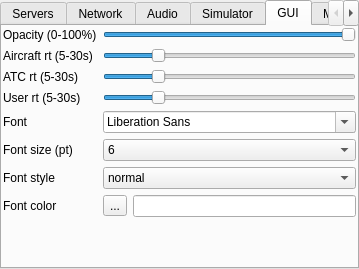
Above: src/blackgui/components/settingscomponent.ui from swift-project/pilotclient before the change. Below: the same form after it.
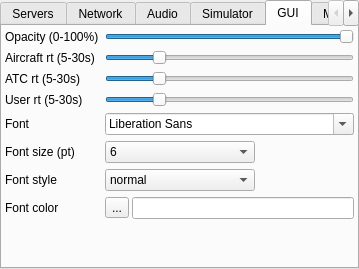
That is the form after the change. The open tabs and pages were chosen to show the change. Custom widgets are drawn as their Qt base class.

The edit to the form file:
```diff
--- a/src/blackgui/components/settingscomponent.ui
+++ b/src/blackgui/components/settingscomponent.ui
@@ -156,13 +156,13 @@
    </attribute>
    <layout class="QVBoxLayout" name="vl_SettingsGui">
     <property name="leftMargin">
-     <number>1</number>
+     <number>3</number>
     </property>
     <property name="topMargin">
-     <number>1</number>
+     <number>3</number>
     </property>
     <property name="rightMargin">
-     <number>1</number>
+     <number>3</number>
     </property>
     <property name="bottomMargin">
      <number>1</number>
@@ -182,7 +182,7 @@
       <item row="0" column="1">
        <widget class="QSlider" name="hs_SettingsGuiOpacity">
         <property name="sizePolicy">
-         <sizepolicy hsizetype="Expanding" vsizetype="Fixed">
+         <sizepolicy hsizetype="Preferred" vsizetype="Fixed">
           <horstretch>0</horstretch>
           <verstretch>0</verstretch>
          </sizepolicy>
@@ -214,7 +214,7 @@
       <item row="1" column="1">
        <widget class="QSlider" name="hs_SettingsGuiAircraftRefreshTime">
         <property name="sizePolicy">
-         <sizepolicy hsizetype="Expanding" vsizetype="Fixed">
+         <sizepolicy hsizetype="Preferred" vsizetype="Fixed">
           <horstretch>0</horstretch>
           <verstretch>0</verstretch>
          </sizepolicy>
@@ -255,7 +255,7 @@
       <item row="2" column="1">
        <widget class="QSlider" name="hs_SettingsGuiAtcRefreshTime">
         <property name="sizePolicy">
-         <sizepolicy hsizetype="Expanding" vsizetype="Fixed">
+         <sizepolicy hsizetype="Preferred" vsizetype="Fixed">
           <horstretch>0</horstretch>
           <verstretch>0</verstretch>
          </sizepolicy>
@@ -293,7 +293,7 @@
       <item row="3" column="1">
        <widget class="QSlider" name="hs_SettingsGuiUserRefreshTime">
         <property name="sizePolicy">
-         <sizepolicy hsizetype="Expanding" vsizetype="Fixed">
+         <sizepolicy hsizetype="Preferred" vsizetype="Fixed">
           <horstretch>0</horstretch>
           <verstretch>0</verstretch>
          </sizepolicy>
@@ -327,12 +327,6 @@
       </item>
       <item row="4" column="1">
        <widget class="QFontComboBox" name="cb_SettingsGuiFont">
-        <property name="sizePolicy">
-         <sizepolicy hsizetype="Preferred" vsizetype="Fixed">
-          <horstretch>0</horstretch>
-          <verstretch>0</verstretch>
-         </sizepolicy>
-        </property>
         <property name="sizeAdjustPolicy">
          <enum>QComboBox::AdjustToMinimumContentsLength</enum>
         </property>
@@ -347,6 +341,12 @@
       </item>
       <item row="5" column="1">
        <widget class="QComboBox" name="cb_SettingsGuiFontSize">
+        <property name="maximumSize">
+         <size>
+          <width>150</width>
+          <height>16777215</height>
+         </size>
+        </property>
         <item>
          <property name="text">
           <string>6</string>
@@ -403,6 +403,12 @@
       </item>
       <item row="6" column="1">
        <widget class="QComboBox" name="cb_SettingsGuiFontStyle">
+        <property name="maximumSize">
+         <size>
+          <width>150</width>
+          <height>16777215</height>
+         </size>
+        </property>
         <item>
          <property name="text">
           <string>normal</string>
@@ -433,7 +439,23 @@
        </widget>
       </item>
       <item row="7" column="1">
+       <widget class="QWidget" name="qw_SettingsGuiFont" native="true">
        <layout class="QHBoxLayout" name="hl_SettingsGuiFontColor">
+         <property name="spacing">
+          <number>3</number>
+         </property>
+         <property name="leftMargin">
+          <number>0</number>
+         </property>
+         <property name="topMargin">
+          <number>0</number>
+         </property>
+         <property name="rightMargin">
+          <number>0</number>
+         </property>
+         <property name="bottomMargin">
+          <number>0</number>
+         </property>
         <item>
          <widget class="QToolButton" name="tb_SettingsGuiFontColor">
           <property name="text">
@@ -443,11 +465,8 @@
         </item>
         <item>
          <widget class="QLineEdit" name="le_SettingsGuiFontColor">
-          <property name="sizePolicy">
-           <sizepolicy hsizetype="Preferred" vsizetype="Fixed">
-            <horstretch>0</horstretch>
-            <verstretch>0</verstretch>
-           </sizepolicy>
+           <property name="maxLength">
+            <number>200</number>
           </property>
           <property name="readOnly">
            <bool>true</bool>
@@ -455,6 +474,7 @@
          </widget>
         </item>
        </layout>
+       </widget>
       </item>
      </layout>
     </item>
```
Left out of the diff: 20 changed lines with no effect on the pictures. Lines whose indentation alone changed are shown as unchanged.
